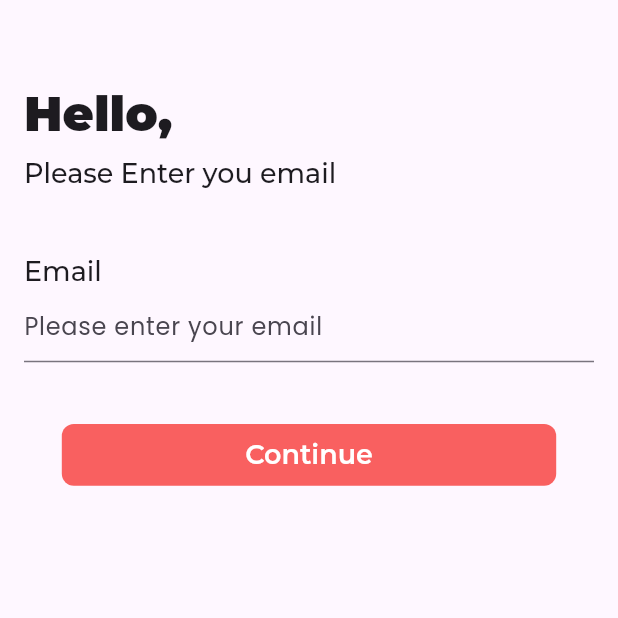
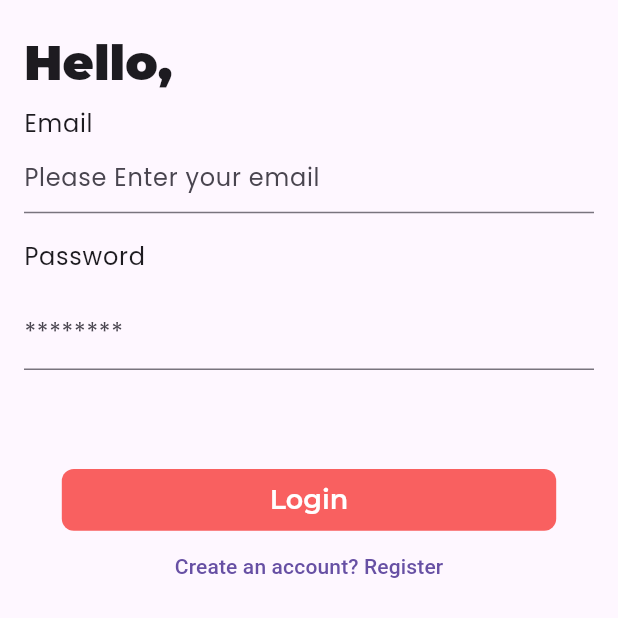
Before and after one commit to aneebbaig/keep_in_check, a Flutter app: the LoginView screen opened by its route, on a phone screen of 412 x 824 dp, the top half of it. Run offline on Flutter 3.47's test engine with Material 3 defaults, Android fonts, the phone set to English and light mode, and no system bars; our stand-ins replace firebase_auth, firebase_core, google_fonts, shared_preferences; accounts and stored records are empty.

Commit message:
login with firebase implementation

```diff
--- a/lib/app/app.dart
+++ b/lib/app/app.dart
@@ -2,6 +2,7 @@ import 'package:flutter/material.dart';
 import 'package:google_fonts/google_fonts.dart';
 import 'package:keep_in_check/app/router.dart';
 import 'package:keep_in_check/const/app_colors.dart';
+import 'package:keep_in_check/viewmodel/auth_viewmodel.dart';
 import 'package:keep_in_check/viewmodel/onboarding_viewmodel.dart';
 
 import 'package:keep_in_check/views/splash_view.dart';
@@ -16,6 +17,9 @@ class MyApp extends StatelessWidget {
       providers: [
         ChangeNotifierProvider(
           create: (context) => OnBoardingViewModel(),
+        ),
+        ChangeNotifierProvider(
+          create: (context) => AuthViewModel(),
         ),
       ],
       child: MaterialApp(
--- /dev/null
+++ b/lib/services/auth_service.dart
@@ -0,0 +1,14 @@
+import 'package:firebase_auth/firebase_auth.dart';
+
+class AuthService {
+  Future<UserCredential> signinWithEmailAndPassword(
+      String email, String password) async {
+    try {
+      final credential = await FirebaseAuth.instance
+          .signInWithEmailAndPassword(email: email, password: password);
+      return credential;
+    } on FirebaseAuthException {
+      rethrow;
+    }
+  }
+}
--- /dev/null
+++ b/lib/viewmodel/auth_viewmodel.dart
@@ -0,0 +1,72 @@
+import 'package:firebase_auth/firebase_auth.dart';
+import 'package:firebase_core/firebase_core.dart';
+import 'package:flutter/material.dart';
+import 'package:keep_in_check/services/auth_service.dart';
+
+class AuthViewModel extends ChangeNotifier {
+  TextEditingController email = TextEditingController();
+  TextEditingController password = TextEditingController();
+  TextEditingController confirmPassword = TextEditingController();
+
+  bool _obscurePass = true;
+  GlobalKey<FormState> emailFormKey = GlobalKey<FormState>();
+  String? _errorText;
+  bool _registerMode = false;
+  bool _isLoading = false;
+
+  bool get isLoading => _isLoading;
+
+  set isLoading(bool value) {
+    _isLoading = value;
+    notifyListeners();
+  }
+
+  final AuthService _authService = AuthService();
+
+  bool get registerMode => _registerMode;
+
+  void toggleRegister() {
+    _registerMode = !_registerMode;
+    notifyListeners();
+  }
+
+  bool get obscurePass => _obscurePass;
+
+  void togglePass() {
+    _obscurePass = !_obscurePass;
+    notifyListeners();
+  }
+
+  String? get errorText => _errorText;
+
+  set errorText(String? value) {
+    _errorText = value;
+    notifyListeners();
+  }
+
+  void authenticateUsingEmailAndPassword(BuildContext context) async {
+    try {
+      final response = await _authService.signinWithEmailAndPassword(
+        email.text,
+        password.text,
+      );
+    } on FirebaseAuthException catch (e) {
+      if (!context.mounted) {
+        return;
+      }
+      if (e.code == 'user-not-found') {
+        ScaffoldMessenger.of(context).showSnackBar(
+          const SnackBar(
+            content: Text(" No user found for that email."),
+          ),
+        );
+      } else if (e.code == 'wrong-password') {
+        ScaffoldMessenger.of(context).showSnackBar(
+          const SnackBar(
+            content: Text('Wrong password provided for that user.'),
+          ),
+        );
+      }
+    }
+  }
+}
--- a/lib/views/login_view.dart
+++ b/lib/views/login_view.dart
@@ -1,8 +1,15 @@
+import 'package:firebase_auth/firebase_auth.dart';
 import 'package:flutter/material.dart';
+import 'package:keep_in_check/app/router.dart';
 import 'package:keep_in_check/const/app_colors.dart';
+import 'package:keep_in_check/services/field_validations.dart';
+import 'package:keep_in_check/viewmodel/auth_viewmodel.dart';
 import 'package:keep_in_check/widgets/add_height_width.dart';
 import 'package:keep_in_check/widgets/app_elevated_button.dart';
 import 'package:keep_in_check/widgets/screen_padding.dart';
+import 'package:provider/provider.dart';
+
+import '../widgets/app_text_form_field.dart';
 
 class LoginView extends StatelessWidget {
   static const route = 'loginViewRoute';
@@ -10,11 +17,15 @@ class LoginView extends StatelessWidget {
 
   @override
   Widget build(BuildContext context) {
-    return Scaffold(
-      appBar: AppBar(
-        automaticallyImplyLeading: false,
-      ),
+    final authViewmodel = context.watch<AuthViewModel>();
+
+    return SafeArea(
+      child: Scaffold(
         body: ScreenPadding(
+          topPadding: 22,
+          child: SingleChildScrollView(
+            child: Form(
+              key: authViewmodel.emailFormKey,
               child: Column(
                 crossAxisAlignment: CrossAxisAlignment.start,
                 children: [
@@ -26,51 +37,86 @@ class LoginView extends StatelessWidget {
                         ),
                   ),
                   const AddHeight(0.01),
-            Text(
-              'Please Enter you email',
-              style: Theme.of(context).textTheme.headlineSmall,
+                  AppTextFormField(
+                    controller: authViewmodel.email,
+                    hintText: 'Please Enter your email',
+                    label: 'Email',
+                    validator: FieldValidations.emailValidator,
+                    keyboardInputType: TextInputType.emailAddress,
                   ),
-            const AddHeight(0.05),
-            const AppTextFormField(),
-            const AddHeight(0.05),
+                  const AddHeight(0.02),
+                  AppTextFormField(
+                    controller: authViewmodel.password,
+                    hintText: '********',
+                    keyboardInputType: TextInputType.visiblePassword,
+                    obscureText: authViewmodel.obscurePass,
+                    label: 'Password',
+                    validator: FieldValidations.passwordValidator,
+                    suffix: IconButton(
+                      icon: Icon(authViewmodel.obscurePass
+                          ? Icons.visibility
+                          : Icons.visibility_off),
+                      onPressed: () {
+                        authViewmodel.togglePass();
+                      },
+                    ),
+                  ),
+                  if (authViewmodel.registerMode) ...[
+                    const AddHeight(0.02),
+                    AppTextFormField(
+                      controller: authViewmodel.confirmPassword,
+                      hintText: '********',
+                      keyboardInputType: TextInputType.visiblePassword,
+                      obscureText: authViewmodel.obscurePass,
+                      label: 'Confirm Password',
+                      validator: (text) =>
+                          FieldValidations.confirmPasswordValidator(
+                              text, authViewmodel.password.text),
+                      suffix: IconButton(
+                        icon: Icon(authViewmodel.obscurePass
+                            ? Icons.visibility
+                            : Icons.visibility_off),
+                        onPressed: () {
+                          authViewmodel.togglePass();
+                        },
+                      ),
+                    ),
+                  ],
+                  const AddHeight(0.08),
                   Align(
                     alignment: Alignment.center,
-              child: AppElevatedButton(
-                buttonText: 'Continue',
-                onPressed: () {},
+                    child: Column(
+                      children: [
+                        AppElevatedButton(
+                          buttonText:
+                              authViewmodel.registerMode ? 'Register' : 'Login',
+                          onPressed: () {
+                            if (authViewmodel.emailFormKey.currentState!
+                                .validate()) {
+                              authViewmodel
+                                  .authenticateUsingEmailAndPassword(context);
+                            }
+                          },
+                        ),
+                        TextButton(
+                          onPressed: () {
+                            authViewmodel.toggleRegister();
+                          },
+                          child: Text(
+                            authViewmodel.registerMode
+                                ? 'Already have an account? Login'
+                                : 'Create an account? Register',
+                          ),
+                        )
+                      ],
                     ),
                   )
                 ],
               ),
             ),
+          ),
+        ),
+      ),
     );
   }
 }
-
-class AppTextFormField extends StatelessWidget {
-  const AppTextFormField({
-    super.key,
-  });
-
-  @override
-  Widget build(BuildContext context) {
-    return Column(
-      crossAxisAlignment: CrossAxisAlignment.start,
-      children: [
-        Text(
-          'Email',
-          style: Theme.of(context).textTheme.headlineSmall!.copyWith(),
-        ),
-        TextFormField(
-          decoration: const InputDecoration(
-            hintText: 'Please enter your email',
-            floatingLabelBehavior: FloatingLabelBehavior.never,
-            hintFadeDuration: Duration(
-              milliseconds: 500,
-            ),
-          ),
-        ),
-      ],
-    );
-  }
-}
--- a/lib/views/onboarding/onboarding_view.dart
+++ b/lib/views/onboarding/onboarding_view.dart
@@ -67,6 +67,7 @@ class OnBoardingView extends StatelessWidget {
                               ? "Login"
                               : 'Continue',
                           color: Colors.white,
+                          textColor: AppColors.kTextGreyColor,
                         ),
                       ],
                     ),
--- /dev/null
+++ b/lib/widgets/app_text_form_field.dart
@@ -0,0 +1,51 @@
+import 'package:flutter/material.dart';
+
+class AppTextFormField extends StatelessWidget {
+  final String hintText, label;
+  final void Function(String)? onChanged;
+  final TextEditingController? controller;
+  final String? Function(String?)? validator;
+  final bool obscureText;
+  final TextInputType keyboardInputType;
+  final Widget? suffix;
+
+  const AppTextFormField({
+    super.key,
+    required this.hintText,
+    required this.label,
+    this.onChanged,
+    this.controller,
+    this.validator,
+    this.obscureText = false,
+    this.keyboardInputType = TextInputType.text,
+    this.suffix,
+  });
+
+  @override
+  Widget build(BuildContext context) {
+    return Column(
+      crossAxisAlignment: CrossAxisAlignment.start,
+      children: [
+        Text(
+          label,
+          style: Theme.of(context).textTheme.bodyLarge!.copyWith(),
+        ),
+        TextFormField(
+          validator: validator,
+          controller: controller,
+          onChanged: onChanged,
+          obscureText: obscureText,
+          keyboardType: keyboardInputType,
+          decoration: InputDecoration(
+            hintText: hintText,
+            suffix: suffix,
+            floatingLabelBehavior: FloatingLabelBehavior.never,
+            hintFadeDuration: const Duration(
+              milliseconds: 500,
+            ),
+          ),
+        ),
+      ],
+    );
+  }
+}
--- a/lib/widgets/screen_padding.dart
+++ b/lib/widgets/screen_padding.dart
@@ -2,14 +2,16 @@ import 'package:flutter/material.dart';
 
 class ScreenPadding extends StatelessWidget {
   final Widget child;
-  const ScreenPadding({super.key, required this.child});
+  final double topPadding;
+  const ScreenPadding({super.key, required this.child, this.topPadding = 0});
 
   @override
   Widget build(BuildContext context) {
     return Padding(
-      padding: const EdgeInsets.only(
+      padding: EdgeInsets.only(
         left: 16,
         right: 16,
+        top: topPadding,
       ),
       child: child,
     );
```
Also changed, not shown: lib/services/field_validations.dart (added, +40 -0 lines), pubspec.lock. Lines whose indentation alone changed are shown as unchanged.
